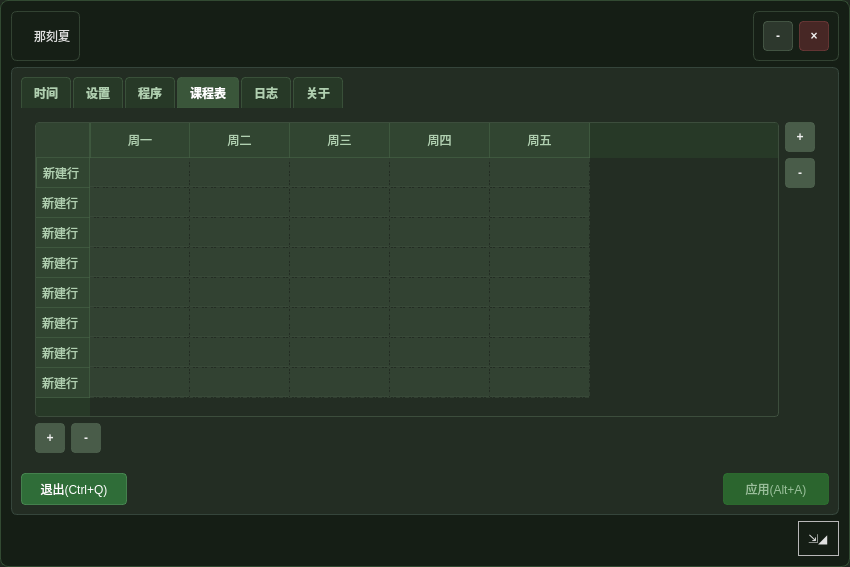
ZYOctopuszy/TimeTipper, file UIs/settings.ui: the form before one commit.
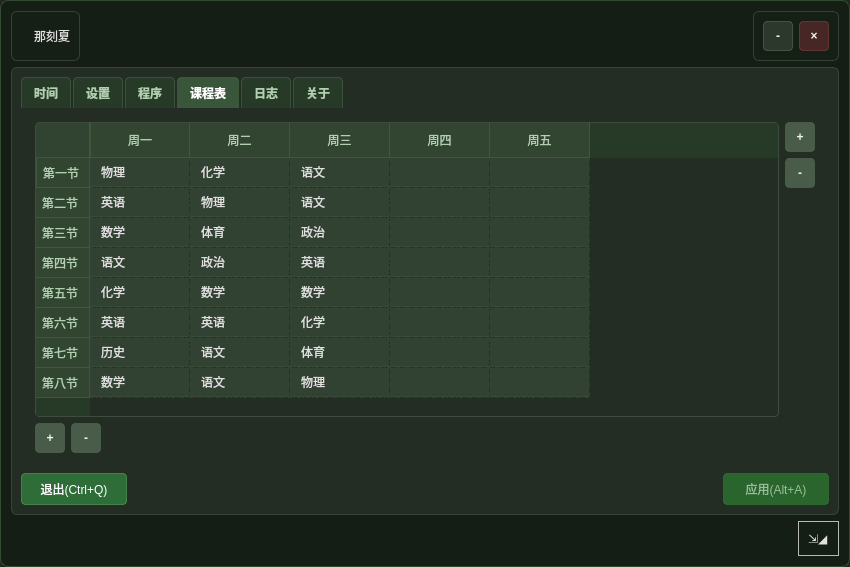
The form after the commit. The open tabs and pages were chosen to show the change. Icons and pictures are not drawn.

The edit to the form file:
```diff
--- a/UIs/settings.ui
+++ b/UIs/settings.ui
@@ -1176,42 +1176,42 @@
             </property>
             <row>
              <property name="text">
-              <string>新建行</string>
+              <string>第一节</string>
              </property>
             </row>
             <row>
              <property name="text">
-              <string>新建行</string>
+              <string>第二节</string>
              </property>
             </row>
             <row>
              <property name="text">
-              <string>新建行</string>
+              <string>第三节</string>
              </property>
             </row>
             <row>
              <property name="text">
-              <string>新建行</string>
+              <string>第四节</string>
              </property>
             </row>
             <row>
              <property name="text">
-              <string>新建行</string>
+              <string>第五节</string>
              </property>
             </row>
             <row>
              <property name="text">
-              <string>新建行</string>
+              <string>第六节</string>
              </property>
             </row>
             <row>
              <property name="text">
-              <string>新建行</string>
+              <string>第七节</string>
              </property>
             </row>
             <row>
              <property name="text">
-              <string>新建行</string>
+              <string>第八节</string>
              </property>
             </row>
             <column>
@@ -1241,7 +1241,122 @@
             </column>
             <item row="0" column="0">
              <property name="text">
-              <string/>
+              <string>物理</string>
+             </property>
+            </item>
+            <item row="0" column="1">
+             <property name="text">
+              <string>化学</string>
+             </property>
+            </item>
+            <item row="0" column="2">
+             <property name="text">
+              <string>语文</string>
+             </property>
+            </item>
+            <item row="1" column="0">
+             <property name="text">
+              <string>英语</string>
+             </property>
+            </item>
+            <item row="1" column="1">
+             <property name="text">
+              <string>物理</string>
+             </property>
+            </item>
+            <item row="1" column="2">
+             <property name="text">
+              <string>语文</string>
+             </property>
+            </item>
+            <item row="2" column="0">
+             <property name="text">
+              <string>数学</string>
+             </property>
+            </item>
+            <item row="2" column="1">
+             <property name="text">
+              <string>体育</string>
+             </property>
+            </item>
+            <item row="2" column="2">
+             <property name="text">
+              <string>政治</string>
+             </property>
+            </item>
+            <item row="3" column="0">
+             <property name="text">
+              <string>语文</string>
+             </property>
+            </item>
+            <item row="3" column="1">
+             <property name="text">
+              <string>政治</string>
+             </property>
+            </item>
+            <item row="3" column="2">
+             <property name="text">
+              <string>英语</string>
+             </property>
+            </item>
+            <item row="4" column="0">
+             <property name="text">
+              <string>化学</string>
+             </property>
+            </item>
+            <item row="4" column="1">
+             <property name="text">
+              <string>数学</string>
+             </property>
+            </item>
+            <item row="4" column="2">
+             <property name="text">
+              <string>数学</string>
+             </property>
+            </item>
+            <item row="5" column="0">
+             <property name="text">
+              <string>英语</string>
+             </property>
+            </item>
+            <item row="5" column="1">
+             <property name="text">
+              <string>英语</string>
+             </property>
+            </item>
+            <item row="5" column="2">
+             <property name="text">
+              <string>化学</string>
+             </property>
+            </item>
+            <item row="6" column="0">
+             <property name="text">
+              <string>历史</string>
+             </property>
+            </item>
+            <item row="6" column="1">
+             <property name="text">
+              <string>语文</string>
+             </property>
+            </item>
+            <item row="6" column="2">
+             <property name="text">
+              <string>体育</string>
+             </property>
+            </item>
+            <item row="7" column="0">
+             <property name="text">
+              <string>数学</string>
+             </property>
+            </item>
+            <item row="7" column="1">
+             <property name="text">
+              <string>语文</string>
+             </property>
+            </item>
+            <item row="7" column="2">
+             <property name="text">
+              <string>物理</string>
              </property>
             </item>
            </widget>
```
Left out of the diff: 4 changed lines with no effect on the pictures.
